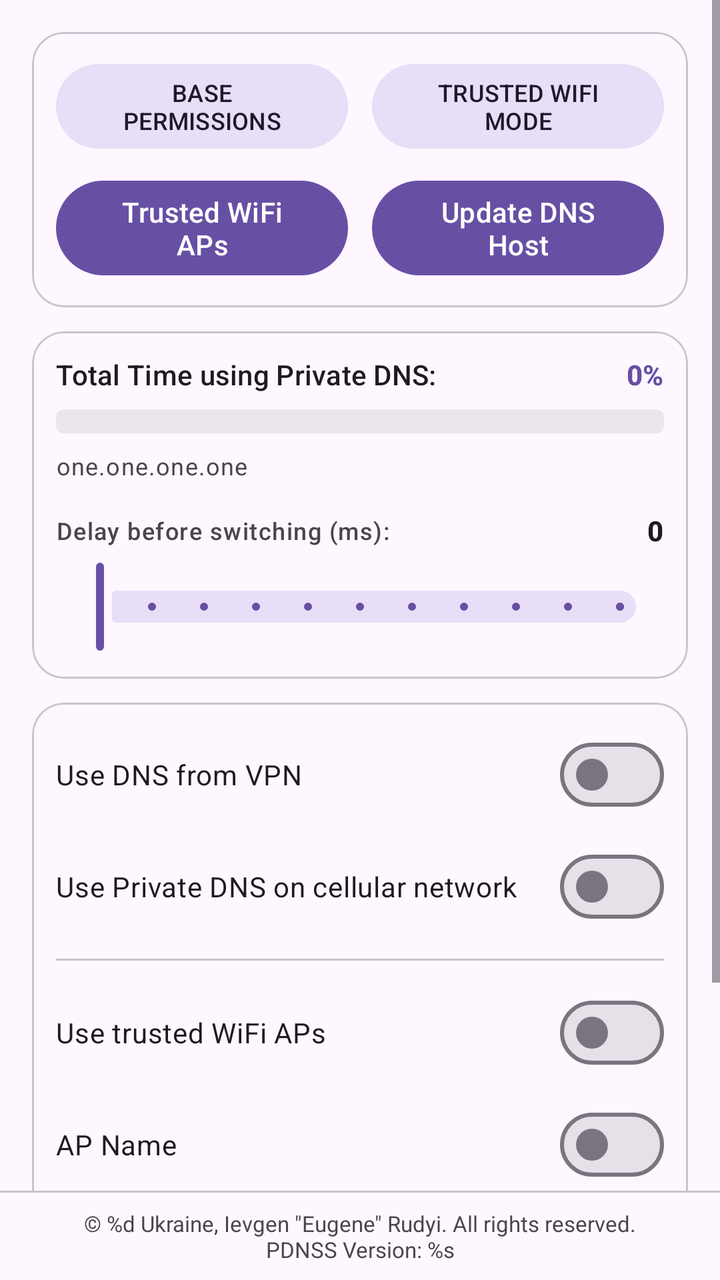
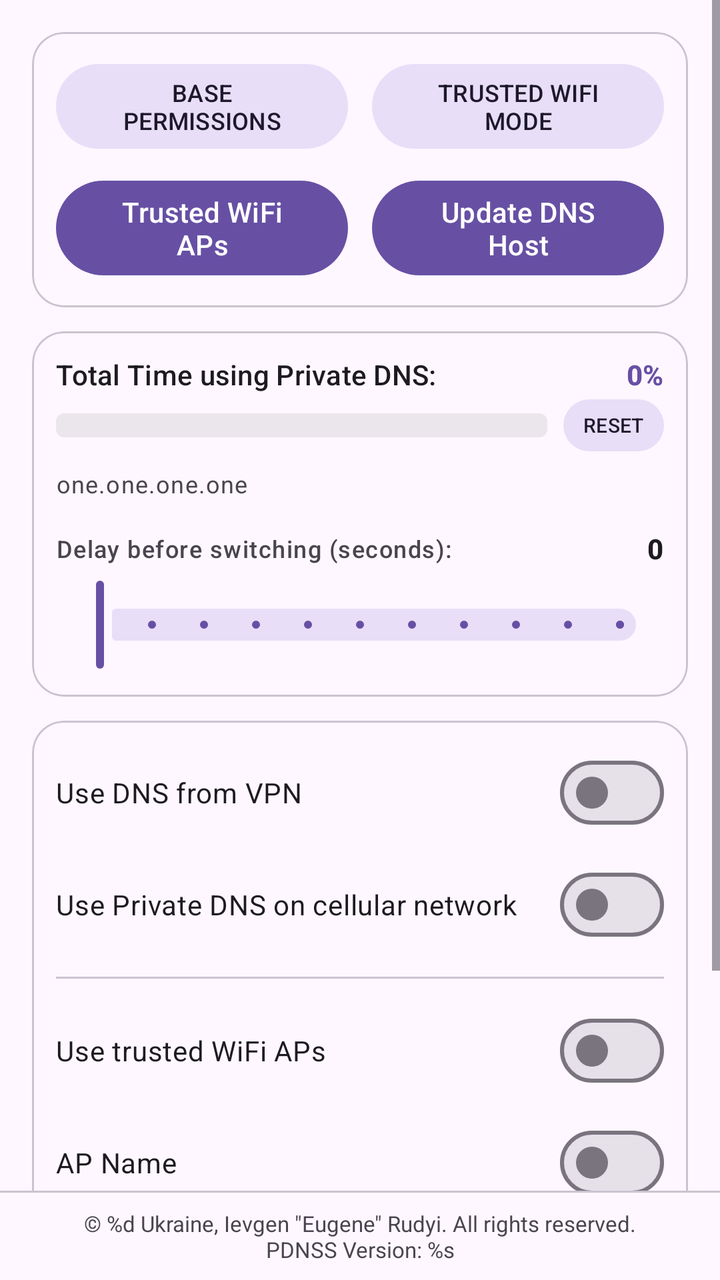

Screens rendered from an Android XML layout before and after an edit, with the pre-edit source and the edit as a unified diff.
<!-- AndroidManifest.xml: application theme Theme.PrivateDNSSwitcher -->
<!-- res/layout/activity_main.xml -->
<?xml version="1.0" encoding="utf-8"?>
<androidx.constraintlayout.widget.ConstraintLayout xmlns:android="http://schemas.android.com/apk/res/android"
    xmlns:app="http://schemas.android.com/apk/res-auto"
    xmlns:tools="http://schemas.android.com/tools"
    android:layout_width="match_parent"
    android:layout_height="match_parent"
    android:fitsSystemWindows="true"
    tools:context=".activities.ActivityMain">

    <ScrollView
        android:layout_width="0dp"
        android:layout_height="0dp"
        android:fillViewport="true"
        app:layout_constraintBottom_toTopOf="@+id/dividerCopyright"
        app:layout_constraintEnd_toEndOf="parent"
        app:layout_constraintStart_toStartOf="parent"
        app:layout_constraintTop_toTopOf="parent">

        <androidx.constraintlayout.widget.ConstraintLayout
            android:layout_width="match_parent"
            android:layout_height="wrap_content"
            android:padding="16dp">

            
            <com.google.android.material.card.MaterialCardView
                android:id="@+id/cardActions"
                style="@style/Widget.Material3.CardView.Outlined"
                android:layout_width="0dp"
                android:layout_height="wrap_content"
                app:cardCornerRadius="16dp"
                app:layout_constraintEnd_toEndOf="parent"
                app:layout_constraintStart_toStartOf="parent"
                app:layout_constraintTop_toTopOf="parent">

                <androidx.constraintlayout.widget.ConstraintLayout
                    android:layout_width="match_parent"
                    android:layout_height="wrap_content"
                    android:padding="12dp">

                    <com.google.android.material.button.MaterialButton
                        android:id="@+id/btnInstructions"
                        style="@style/Widget.Material3.Button.TonalButton"
                        android:layout_width="0dp"
                        android:layout_height="wrap_content"
                        android:layout_marginEnd="6dp"
                        android:ellipsize="end"
                        android:maxLines="2"
                        android:text="@string/txt_base_permissions"
                        android:textSize="12sp"
                        app:layout_constraintEnd_toStartOf="@+id/btnPermissions"
                        app:layout_constraintHorizontal_weight="1"
                        app:layout_constraintStart_toStartOf="parent"
                        app:layout_constraintTop_toTopOf="parent" />

                    <com.google.android.material.button.MaterialButton
                        android:id="@+id/btnPermissions"
                        style="@style/Widget.Material3.Button.TonalButton"
                        android:layout_width="0dp"
                        android:layout_height="wrap_content"
                        android:layout_marginStart="6dp"
                        android:ellipsize="end"
                        android:maxLines="2"
                        android:text="@string/txt_trusted_wifi_mode"
                        android:textSize="12sp"
                        app:layout_constraintEnd_toEndOf="parent"
                        app:layout_constraintHorizontal_weight="1"
                        app:layout_constraintStart_toEndOf="@+id/btnInstructions"
                        app:layout_constraintTop_toTopOf="@+id/btnInstructions" />

                    <com.google.android.material.button.MaterialButton
                        android:id="@+id/btnApList"
                        android:layout_width="0dp"
                        android:layout_height="wrap_content"
                        android:layout_marginTop="8dp"
                        android:ellipsize="end"
                        android:maxLines="2"
                        android:text="@string/txt_aps_list"
                        app:layout_constraintEnd_toEndOf="@+id/btnInstructions"
                        app:layout_constraintStart_toStartOf="@+id/btnInstructions"
                        app:layout_constraintTop_toBottomOf="@+id/btnInstructions" />

                    <com.google.android.material.button.MaterialButton
                        android:id="@+id/btnUpdatePdns"
                        android:layout_width="0dp"
                        android:layout_height="wrap_content"
                        android:layout_marginTop="8dp"
                        android:ellipsize="end"
                        android:maxLines="2"
                        android:text="@string/txt_update_dns_host"
                        app:layout_constraintEnd_toEndOf="@+id/btnPermissions"
                        app:layout_constraintStart_toStartOf="@+id/btnPermissions"
                        app:layout_constraintTop_toBottomOf="@+id/btnPermissions" />

                </androidx.constraintlayout.widget.ConstraintLayout>
            </com.google.android.material.card.MaterialCardView>

            
            <com.google.android.material.card.MaterialCardView
                android:id="@+id/cardStatsAndDelay"
                style="@style/Widget.Material3.CardView.Outlined"
                android:layout_width="0dp"
                android:layout_height="wrap_content"
                android:layout_marginTop="12dp"
                app:cardCornerRadius="16dp"
                app:layout_constraintEnd_toEndOf="parent"
                app:layout_constraintStart_toStartOf="parent"
                app:layout_constraintTop_toBottomOf="@+id/cardActions">

                <androidx.constraintlayout.widget.ConstraintLayout
                    android:layout_width="match_parent"
                    android:layout_height="wrap_content"
                    android:padding="12dp">

                    <com.google.android.material.textview.MaterialTextView
                        android:id="@+id/scoreText"
                        android:layout_width="0dp"
                        android:layout_height="wrap_content"
                        android:layout_marginEnd="8dp"
                        android:text="@string/txt_progress_stats"
                        android:textAppearance="@style/TextAppearance.Material3.LabelLarge"
                        app:layout_constraintEnd_toStartOf="@+id/scorePercentText"
                        app:layout_constraintStart_toStartOf="parent"
                        app:layout_constraintTop_toTopOf="parent" />

                    <com.google.android.material.textview.MaterialTextView
                        android:id="@+id/scorePercentText"
                        android:layout_width="wrap_content"
                        android:layout_height="wrap_content"
                        android:text="0%"
                        android:textAppearance="@style/TextAppearance.Material3.LabelLarge"
                        android:textColor="?attr/colorPrimary"
                        android:textStyle="bold"
                        app:layout_constraintBottom_toBottomOf="@+id/scoreText"
                        app:layout_constraintEnd_toEndOf="parent"
                        app:layout_constraintTop_toTopOf="@+id/scoreText" />

                    <ProgressBar
                        android:id="@+id/score"
                        style="@android:style/Widget.ProgressBar.Horizontal"
                        android:layout_width="0dp"
                        android:layout_height="12dp"
                        android:layout_marginTop="8dp"
                        android:max="100"
                        android:progress="0"
                        android:progressDrawable="@drawable/gradient_progressbar_drawable"
                        app:layout_constraintEnd_toEndOf="parent"
                        app:layout_constraintStart_toStartOf="parent"
                        app:layout_constraintTop_toBottomOf="@+id/scoreText" />

                    <com.google.android.material.textview.MaterialTextView
                        android:id="@+id/activeDnsHostText"
                        android:layout_width="0dp"
                        android:layout_height="wrap_content"
                        android:layout_marginTop="8dp"
                        android:ellipsize="end"
                        android:maxLines="1"
                        android:text="@string/txt_dummy_pdns_url"
                        android:textAppearance="@style/TextAppearance.Material3.BodySmall"
                        android:textColor="?android:attr/textColorSecondary"
                        app:layout_constraintEnd_toEndOf="parent"
                        app:layout_constraintStart_toStartOf="parent"
                        app:layout_constraintTop_toBottomOf="@+id/score" />

                    <com.google.android.material.textview.MaterialTextView
                        android:id="@+id/sliderDescription"
                        android:layout_width="0dp"
                        android:layout_height="wrap_content"
                        android:layout_marginTop="16dp"
                        android:layout_marginEnd="8dp"
                        android:text="@string/txt_delay_before"
                        android:textAppearance="@style/TextAppearance.Material3.LabelMedium"
                        android:textColor="?android:attr/textColorSecondary"
                        app:layout_constraintEnd_toStartOf="@+id/sliderValueText"
                        app:layout_constraintStart_toStartOf="parent"
                        app:layout_constraintTop_toBottomOf="@+id/activeDnsHostText" />

                    <com.google.android.material.textview.MaterialTextView
                        android:id="@+id/sliderValueText"
                        android:layout_width="wrap_content"
                        android:layout_height="wrap_content"
                        android:text="0"
                        android:textAppearance="@style/TextAppearance.Material3.LabelLarge"
                        android:textColor="?android:attr/textColorPrimary"
                        android:textStyle="bold"
                        app:layout_constraintBottom_toBottomOf="@+id/sliderDescription"
                        app:layout_constraintEnd_toEndOf="parent"
                        app:layout_constraintTop_toTopOf="@+id/sliderDescription" />

                    <com.google.android.material.slider.Slider
                        android:id="@+id/delaySlider"
                        android:layout_width="0dp"
                        android:layout_height="wrap_content"
                        android:layout_marginTop="6dp"
                        android:stepSize="1000"
                        android:value="0"
                        android:valueFrom="0"
                        android:valueTo="10000"
                        app:layout_constraintEnd_toEndOf="parent"
                        app:layout_constraintStart_toStartOf="parent"
                        app:layout_constraintTop_toBottomOf="@+id/sliderDescription" />

                </androidx.constraintlayout.widget.ConstraintLayout>
            </com.google.android.material.card.MaterialCardView>

            
            <com.google.android.material.card.MaterialCardView
                android:id="@+id/cardRulesAndMode"
                style="@style/Widget.Material3.CardView.Outlined"
                android:layout_width="0dp"
                android:layout_height="wrap_content"
                android:layout_marginTop="12dp"
                android:layout_marginBottom="16dp"
                app:cardCornerRadius="16dp"
                app:layout_constraintBottom_toBottomOf="parent"
                app:layout_constraintEnd_toEndOf="parent"
                app:layout_constraintStart_toStartOf="parent"
                app:layout_constraintTop_toBottomOf="@+id/cardStatsAndDelay">

                <androidx.constraintlayout.widget.ConstraintLayout
                    android:layout_width="match_parent"
                    android:layout_height="wrap_content"
                    android:padding="12dp">

                    <com.google.android.material.materialswitch.MaterialSwitch
                        android:id="@+id/switchDisableForVpn"
                        android:layout_width="match_parent"
                        android:layout_height="wrap_content"
                        android:gravity="center_vertical"
                        android:minHeight="48dp"
                        android:text="@string/swch_disable_on_vpn"
                        app:layout_constraintTop_toTopOf="parent" />

                    <com.google.android.material.materialswitch.MaterialSwitch
                        android:id="@+id/switchEnableForCellular"
                        android:layout_width="match_parent"
                        android:layout_height="wrap_content"
                        android:layout_marginTop="8dp"
                        android:gravity="center_vertical"
                        android:minHeight="48dp"
                        android:text="@string/swch_enable_on_cellular"
                        app:layout_constraintTop_toBottomOf="@+id/switchDisableForVpn" />

                    <com.google.android.material.divider.MaterialDivider
                        android:id="@+id/dividerVpnCellular"
                        android:layout_width="match_parent"
                        android:layout_height="wrap_content"
                        android:layout_marginTop="12dp"
                        app:layout_constraintTop_toBottomOf="@+id/switchEnableForCellular" />

                    <com.google.android.material.materialswitch.MaterialSwitch
                        android:id="@+id/switchTrustWiFiMode"
                        android:layout_width="match_parent"
                        android:layout_height="wrap_content"
                        android:layout_marginTop="12dp"
                        android:gravity="center_vertical"
                        android:minHeight="48dp"
                        android:text="@string/btn_trust_wifi"
                        app:layout_constraintTop_toBottomOf="@+id/dividerVpnCellular" />

                    <com.google.android.material.materialswitch.MaterialSwitch
                        android:id="@+id/switchTrustWiFi"
                        android:layout_width="match_parent"
                        android:layout_height="wrap_content"
                        android:layout_marginTop="8dp"
                        android:gravity="center_vertical"
                        android:minHeight="48dp"
                        android:text="@string/txt_ap_name"
                        app:layout_constraintTop_toBottomOf="@+id/switchTrustWiFiMode" />

                    <com.google.android.material.divider.MaterialDivider
                        android:id="@+id/dividerSlide"
                        android:layout_width="match_parent"
                        android:layout_height="wrap_content"
                        android:layout_marginTop="12dp"
                        app:layout_constraintTop_toBottomOf="@+id/switchTrustWiFi" />

                    <RadioGroup
                        android:id="@+id/selector"
                        android:layout_width="wrap_content"
                        android:layout_height="wrap_content"
                        android:layout_marginTop="16dp"
                        android:layout_marginBottom="4dp"
                        android:orientation="horizontal"
                        app:layout_constraintBottom_toBottomOf="parent"
                        app:layout_constraintEnd_toEndOf="parent"
                        app:layout_constraintStart_toStartOf="parent"
                        app:layout_constraintTop_toBottomOf="@+id/dividerSlide">

                        <com.google.android.material.radiobutton.MaterialRadioButton
                            android:id="@+id/radioOff"
                            android:layout_width="wrap_content"
                            android:layout_height="wrap_content"
                            android:layout_marginEnd="16dp"
                            android:text="@string/txt_OFF" />

                        <com.google.android.material.radiobutton.MaterialRadioButton
                            android:id="@+id/radioAuto"
                            android:layout_width="wrap_content"
                            android:layout_height="wrap_content"
                            android:layout_marginEnd="16dp"
                            android:text="@string/txt_GOOGLE" />

                        <com.google.android.material.radiobutton.MaterialRadioButton
                            android:id="@+id/radioOn"
                            android:layout_width="wrap_content"
                            android:layout_height="wrap_content"
                            android:text="@string/txt_ON" />
                    </RadioGroup>

                </androidx.constraintlayout.widget.ConstraintLayout>
            </com.google.android.material.card.MaterialCardView>

        </androidx.constraintlayout.widget.ConstraintLayout>
    </ScrollView>

    <com.google.android.material.divider.MaterialDivider
        android:id="@+id/dividerCopyright"
        android:layout_width="0dp"
        android:layout_height="wrap_content"
        android:layout_marginBottom="8dp"
        app:layout_constraintBottom_toTopOf="@+id/txtCopyrights"
        app:layout_constraintEnd_toEndOf="parent"
        app:layout_constraintStart_toStartOf="parent" />

    <com.google.android.material.textview.MaterialTextView
        android:id="@+id/txtCopyrights"
        android:layout_width="0dp"
        android:layout_height="wrap_content"
        android:layout_marginBottom="8dp"
        android:text="@string/txt_copyrights"
        android:textAlignment="center"
        android:textColor="?android:attr/textColorSecondary"
        android:textSize="11sp"
        app:layout_constraintBottom_toBottomOf="parent"
        app:layout_constraintEnd_toEndOf="parent"
        app:layout_constraintStart_toStartOf="parent" />

</androidx.constraintlayout.widget.ConstraintLayout>
<!-- resources referenced by this layout -->
<resources>
  <!-- drawable gradient_progressbar_drawable (drawable) -->
  <?xml version="1.0" encoding="utf-8"?>
  <layer-list xmlns:android="http://schemas.android.com/apk/res/android">
      <item android:id="@android:id/background">
          <shape>
              <corners android:radius="4dp" />
              <solid android:color="#339E9E9E" />
              <size android:height="4dp" />
          </shape>
      </item>
  
      <item android:id="@android:id/progress">
          <clip>
              <shape>
                  <corners android:radius="4dp" />
                  <gradient
                      android:angle="0"
                      android:centerColor="#FFFFFF00"
                      android:endColor="#FF00FF00"
                      android:startColor="#FFFF0000"
                      android:type="linear" />
                  <size android:height="4dp" />
              </shape>
          </clip>
      </item>
  </layer-list>
  <string name="btn_trust_wifi">Use trusted WiFi APs</string>
  <string name="swch_disable_on_vpn">Use DNS from VPN</string>
  <string name="swch_enable_on_cellular">Use Private DNS on cellular network</string>
  <string name="txt_GOOGLE" translatable="false">GOOGLE</string>
  <string name="txt_OFF" translatable="false">OFF</string>
  <string name="txt_ON" translatable="false">ON</string>
  <string name="txt_ap_name">AP Name</string>
  <string name="txt_aps_list">Trusted WiFi APs</string>
  <string name="txt_base_permissions">BASE PERMISSIONS</string>
  <string name="txt_copyrights" translatable="false">© %d Ukraine, Ievgen \"Eugene\" Rudyi. All rights reserved.\nPDNSS Version: %s</string>
  <string name="txt_delay_before">Delay before switching (ms):</string>
  <string name="txt_dummy_pdns_url">one.one.one.one</string>
  <string name="txt_progress_stats">Total Time using Private DNS:</string>
  <string name="txt_trusted_wifi_mode">TRUSTED WIFI MODE</string>
  <string name="txt_update_dns_host">Update DNS Host</string>
  <style name="Theme.PrivateDNSSwitcher" parent="@style/Theme.Material3.DayNight">
          <item name="android:windowLightStatusBar">true</item>
      </style>
</resources>

<!-- the commit's change to res/layout/activity_main.xml (unified diff, before → after) -->
@@ -21,7 +21,6 @@
             android:layout_height="wrap_content"
             android:padding="16dp">
 
-            
             <com.google.android.material.card.MaterialCardView
                 android:id="@+id/cardActions"
                 style="@style/Widget.Material3.CardView.Outlined"
@@ -94,7 +93,6 @@
                 </androidx.constraintlayout.widget.ConstraintLayout>
             </com.google.android.material.card.MaterialCardView>
 
-            
             <com.google.android.material.card.MaterialCardView
                 android:id="@+id/cardStatsAndDelay"
                 style="@style/Widget.Material3.CardView.Outlined"
@@ -139,13 +137,33 @@
                         style="@android:style/Widget.ProgressBar.Horizontal"
                         android:layout_width="0dp"
                         android:layout_height="12dp"
-                        android:layout_marginTop="8dp"
+                        android:layout_marginTop="10dp"
+                        android:layout_marginEnd="8dp"
                         android:max="100"
                         android:progress="0"
                         android:progressDrawable="@drawable/gradient_progressbar_drawable"
-                        app:layout_constraintEnd_toEndOf="parent"
+                        app:layout_constraintEnd_toStartOf="@+id/btnResetScore"
                         app:layout_constraintStart_toStartOf="parent"
                         app:layout_constraintTop_toBottomOf="@+id/scoreText" />
+
+                    <com.google.android.material.button.MaterialButton
+                        android:id="@+id/btnResetScore"
+                        style="@style/Widget.Material3.Button.TonalButton"
+                        android:layout_width="wrap_content"
+                        android:layout_height="26dp"
+                        android:insetTop="0dp"
+                        android:insetBottom="0dp"
+                        android:minWidth="0dp"
+                        android:minHeight="0dp"
+                        android:paddingStart="10dp"
+                        android:paddingTop="0dp"
+                        android:paddingEnd="10dp"
+                        android:paddingBottom="0dp"
+                        android:text="@string/btn_reset_stats"
+                        android:textSize="10sp"
+                        app:layout_constraintBottom_toBottomOf="@+id/score"
+                        app:layout_constraintEnd_toEndOf="parent"
+                        app:layout_constraintTop_toTopOf="@+id/score" />
 
                     <com.google.android.material.textview.MaterialTextView
                         android:id="@+id/activeDnsHostText"
@@ -159,7 +177,7 @@
                         android:textColor="?android:attr/textColorSecondary"
                         app:layout_constraintEnd_toEndOf="parent"
                         app:layout_constraintStart_toStartOf="parent"
-                        app:layout_constraintTop_toBottomOf="@+id/score" />
+                        app:layout_constraintTop_toBottomOf="@+id/btnResetScore" />
 
                     <com.google.android.material.textview.MaterialTextView
                         android:id="@+id/sliderDescription"
@@ -191,10 +209,9 @@
                         android:layout_width="0dp"
                         android:layout_height="wrap_content"
                         android:layout_marginTop="6dp"
-                        android:stepSize="1000"
-                        android:value="0"
+                        android:stepSize="1"
                         android:valueFrom="0"
-                        android:valueTo="10000"
+                        android:valueTo="10"
                         app:layout_constraintEnd_toEndOf="parent"
                         app:layout_constraintStart_toStartOf="parent"
                         app:layout_constraintTop_toBottomOf="@+id/sliderDescription" />
@@ -202,7 +219,6 @@
                 </androidx.constraintlayout.widget.ConstraintLayout>
             </com.google.android.material.card.MaterialCardView>
 
-            
             <com.google.android.material.card.MaterialCardView
                 android:id="@+id/cardRulesAndMode"
                 style="@style/Widget.Material3.CardView.Outlined"
<!-- resource entries referenced after the edit -->
@@ -26,6 +26,7 @@
           </clip>
       </item>
   </layer-list>
+  <string name="btn_reset_stats">RESET</string>
   <string name="btn_trust_wifi">Use trusted WiFi APs</string>
   <string name="swch_disable_on_vpn">Use DNS from VPN</string>
   <string name="swch_enable_on_cellular">Use Private DNS on cellular network</string>
@@ -36,7 +37,7 @@
   <string name="txt_aps_list">Trusted WiFi APs</string>
   <string name="txt_base_permissions">BASE PERMISSIONS</string>
   <string name="txt_copyrights" translatable="false">© %d Ukraine, Ievgen \"Eugene\" Rudyi. All rights reserved.\nPDNSS Version: %s</string>
-  <string name="txt_delay_before">Delay before switching (ms):</string>
+  <string name="txt_delay_before">Delay before switching (seconds):</string>
   <string name="txt_dummy_pdns_url">one.one.one.one</string>
   <string name="txt_progress_stats">Total Time using Private DNS:</string>
   <string name="txt_trusted_wifi_mode">TRUSTED WIFI MODE</string>
